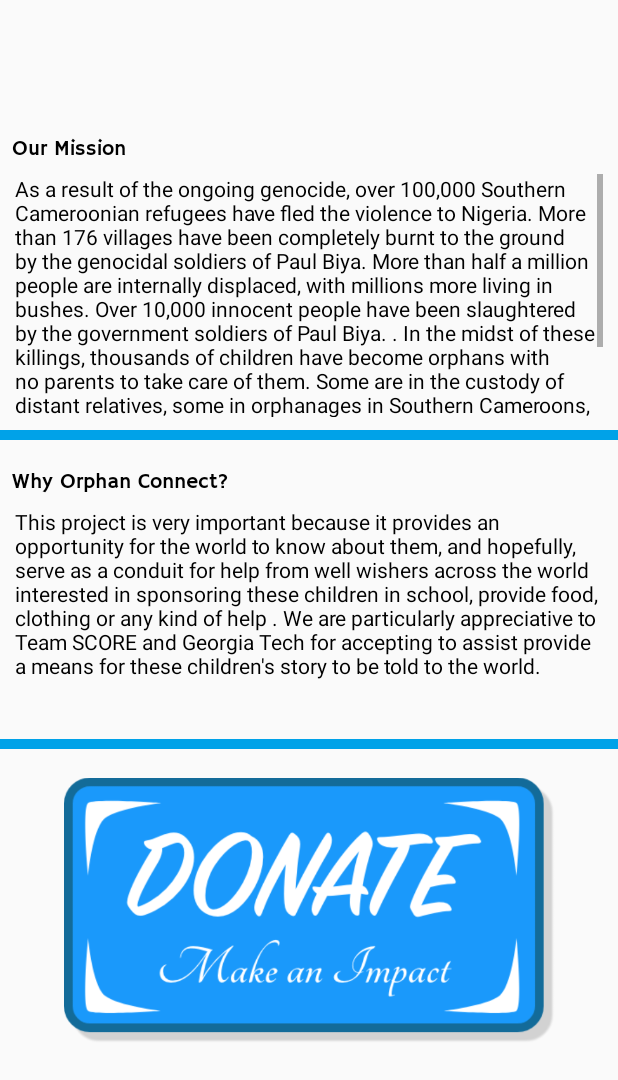
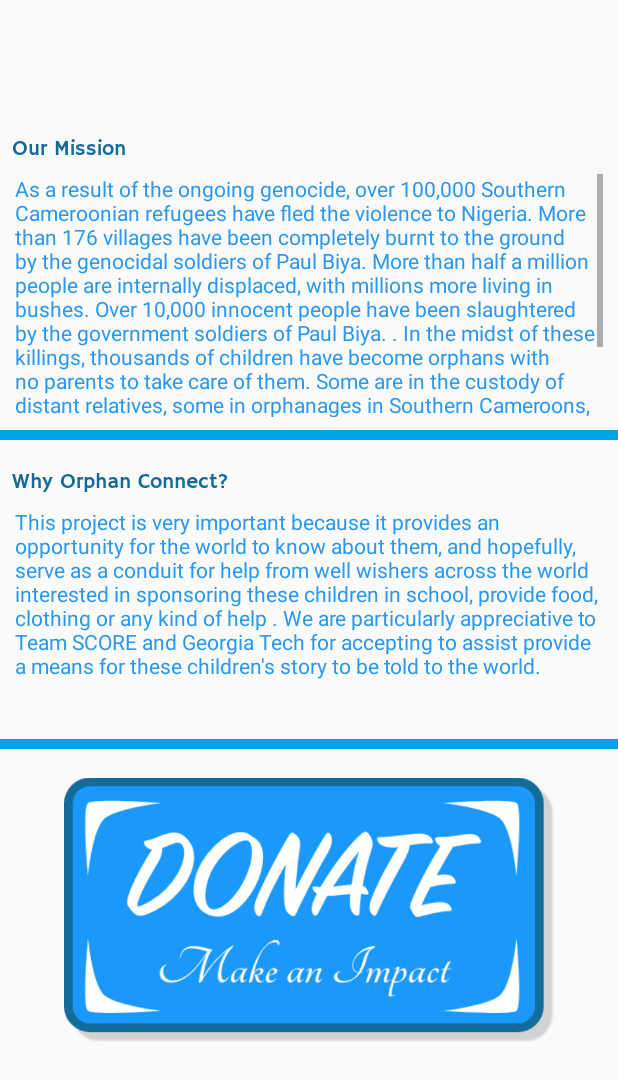
Before and after one commit to Orphan-Connect-SCORE-Team/Orphan-Connect, an Android app: the layout content_main.xml on its own in the app's theme, with its tools: preview values and no code run, on a phone screen of 412 x 824 dp. Shown: the top 1080 px of the screen. Run offline under Robolectric (Android 15) with nearby library versions, the light colour scheme and no system bars; Roboto replaces fonts that are not available here.

```diff
--- a/app/src/main/res/layout/content_main.xml
+++ b/app/src/main/res/layout/content_main.xml
@@ -65,7 +65,7 @@
         android:layout_marginLeft="10dp"
         android:layout_marginRight="10dp"
         android:layout_marginTop="44dp"
-        android:style="@style/blueText"
+        style="@style/blueText"
         android:text="@string/whyOrphanConnectDescription"
         app:fontFamily="@font/lusitana"
         app:layout_constraintHorizontal_bias="0.0"
@@ -82,7 +82,7 @@
         android:layout_marginRight="10dp"
         android:layout_marginTop="70dp"
         android:scrollbars="vertical"
-        android:style="@style/blueText"
+        style="@style/blueText"
         android:text="@string/missionDescription"
         app:fontFamily="@font/lusitana"
         app:layout_constraintBottom_toBottomOf="parent"
@@ -98,7 +98,7 @@
         android:layout_marginLeft="8dp"
         android:layout_marginStart="8dp"
         android:text="@string/mission_title"
-        android:style="@style/darkBlueText"
+        style="@style/darkBlueText"
         app:fontFamily="@font/hammersmith_one"
         app:layout_constraintBottom_toTopOf="@+id/missionDescription"
         app:layout_constraintStart_toStartOf="parent"
@@ -112,7 +112,7 @@
         android:layout_marginLeft="8dp"
         android:layout_marginStart="8dp"
         android:text="@string/whyOrphanConnectTitle"
-        android:style="@style/darkBlueText"
+        style="@style/darkBlueText"
         app:fontFamily="@font/hammersmith_one"
         app:layout_constraintBottom_toTopOf="@+id/why"
         app:layout_constraintStart_toStartOf="parent" />
--- a/app/src/main/res/layout/orphan_item.xml
+++ b/app/src/main/res/layout/orphan_item.xml
@@ -4,7 +4,8 @@
     xmlns:app="http://schemas.android.com/apk/res-auto"
     xmlns:tools="http://schemas.android.com/tools"
     android:layout_width="match_parent"
-    android:layout_height="wrap_content">
+    android:layout_height="wrap_content"
+    android:onClick="onBraintreeSubmit">
 
     <ImageView
         android:id="@+id/img_profile_photo"
@@ -18,7 +19,7 @@
         tools:src="@tools:sample/avatars" />
 
     <TextView
-        android:style="@style/blueText"
+        style="@style/blueText"
         android:id="@+id/text_name_age"
         android:layout_width="0dp"
         android:layout_height="wrap_content"
```
Also changed, not shown: app/src/main/java/edu/gatech/score/orphanconnect/database/ScoreDatabase.kt (+5 -5 lines), app/src/main/res/mipmap-hdpi/logo.png (renamed from app/src/main/res/mipmap-hdpi/Logo.png), app/src/main/res/mipmap-hdpi/logotext.png (renamed from app/src/main/res/mipmap-hdpi/logoText.png).
